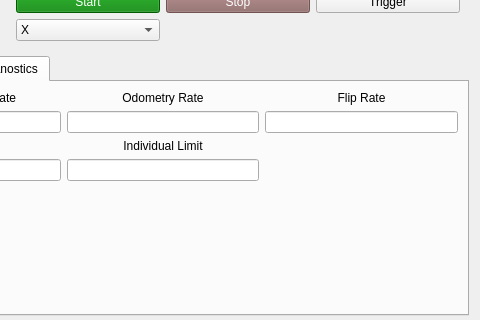
Qt form riptide_rviz/riptide_rviz/src/ControlPanel.ui (osu-uwrt/riptide_gui) before a commit; both pictures show x 154 to 634 and y 367 to 687 of the 634 by 890 pixel window.
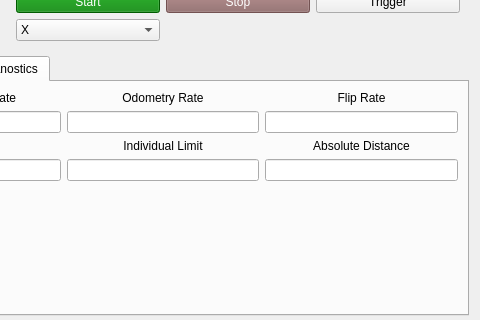
The same form after that commit.

Commit message: Added in controller linear absolute error

Diff of the .ui file:
```diff
--- a/riptide_rviz/riptide_rviz/src/ControlPanel.ui
+++ b/riptide_rviz/riptide_rviz/src/ControlPanel.ui
@@ -1022,6 +1022,23 @@
          </property>
         </widget>
        </item>
+       <item row="3" column="2">
+        <widget class="QLabel" name="label_23">
+         <property name="text">
+          <string>Absolute Distance</string>
+         </property>
+         <property name="alignment">
+          <set>Qt::AlignCenter</set>
+         </property>
+        </widget>
+       </item>
+       <item row="4" column="2">
+        <widget class="QLineEdit" name="AbsoluteDistance">
+         <property name="alignment">
+          <set>Qt::AlignHCenter|Qt::AlignTop</set>
+         </property>
+        </widget>
+       </item>
       </layout>
      </widget>
     </widget>
```
The commit also changes 1 other file.
